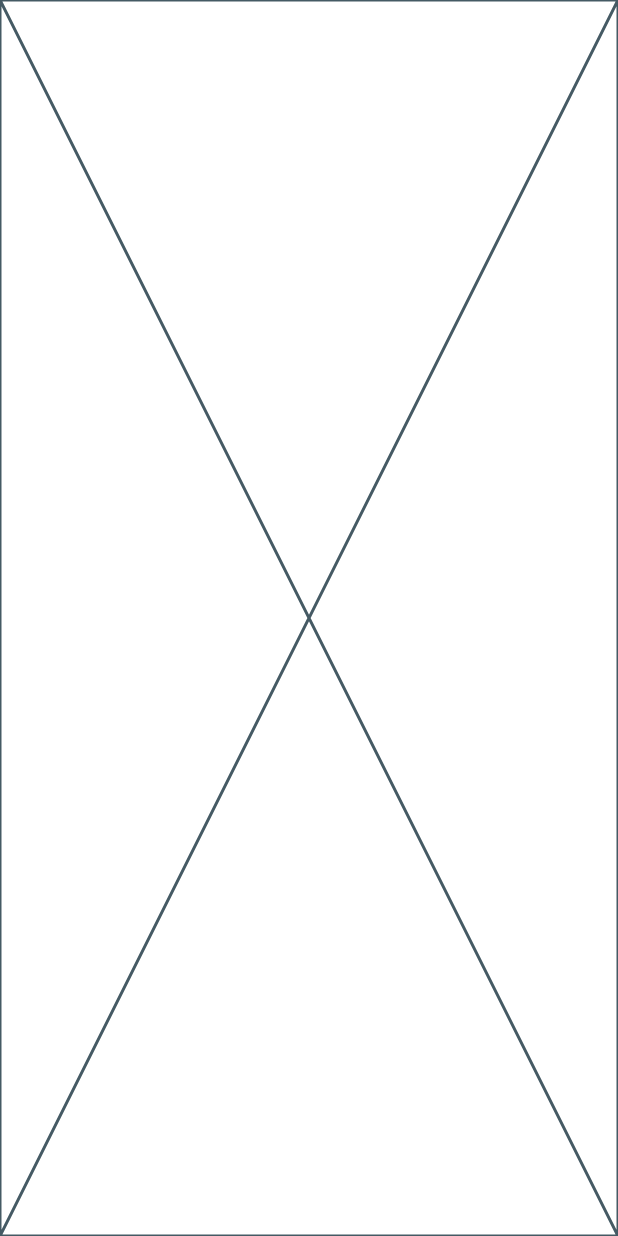
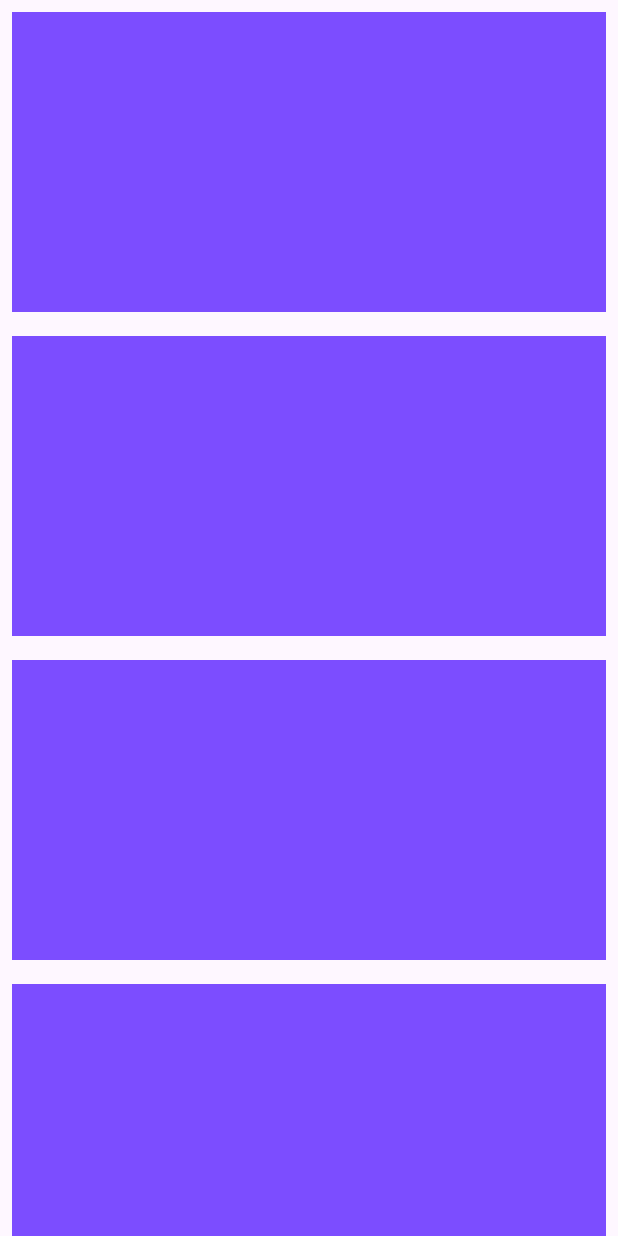
Before and after one commit to wingled22/oct1424, a Flutter app: the screen it shows after launch, on a phone screen of 412 x 824 dp. Run offline on Flutter 3.47's test engine with Material 3 defaults, Android fonts, the phone set to English and light mode, and no system bars.

Commit message:
simple list view

```diff
--- /dev/null
+++ b/lib/home_page.dart
@@ -0,0 +1,71 @@
+import 'package:flutter/material.dart';
+
+class HomePage extends StatelessWidget {
+  const HomePage({super.key});
+
+  @override
+  Widget build(BuildContext context) {
+    return MaterialApp(
+      home: Scaffold(
+        body: ListView(
+          children: [
+            Padding(
+              padding: const EdgeInsets.all(8.0),
+              child: Container(
+                height: 200,
+                decoration: const BoxDecoration(
+                  color: Colors.deepPurpleAccent
+                ),
+              ),
+            ),
+            Padding(
+              padding: const EdgeInsets.all(8.0),
+              child: Container(
+                height: 200,
+                decoration: const BoxDecoration(
+                  color: Colors.deepPurpleAccent
+                ),
+              ),
+            ),
+            Padding(
+              padding: const EdgeInsets.all(8.0),
+              child: Container(
+                height: 200,
+                decoration: const BoxDecoration(
+                  color: Colors.deepPurpleAccent
+                ),
+              ),
+            ),
+            Padding(
+              padding: const EdgeInsets.all(8.0),
+              child: Container(
+                height: 200,
+                decoration: const BoxDecoration(
+                  color: Colors.deepPurpleAccent
+                ),
+              ),
+            ),
+            Padding(
+              padding: const EdgeInsets.all(8.0),
+              child: Container(
+                height: 200,
+                decoration: const BoxDecoration(
+                  color: Colors.deepPurpleAccent
+                ),
+              ),
+            ),
+            Padding(
+              padding: const EdgeInsets.all(8.0),
+              child: Container(
+                height: 200,
+                decoration: const BoxDecoration(
+                  color: Colors.deepPurpleAccent
+                ),
+              ),
+            ),
+          ],
+        ),
+      ),
+    );
+  }
+}
--- a/lib/main.dart
+++ b/lib/main.dart
@@ -1,14 +1,6 @@
 import 'package:flutter/material.dart';
+import 'package:oct1424/home_page.dart';
 
 void main() {
   runApp(const HomePage());
 }
-
-class HomePage extends StatelessWidget {
-  const HomePage({super.key});
-
-  @override
-  Widget build(BuildContext context) {
-    return const Placeholder();
-  }
-}
```
